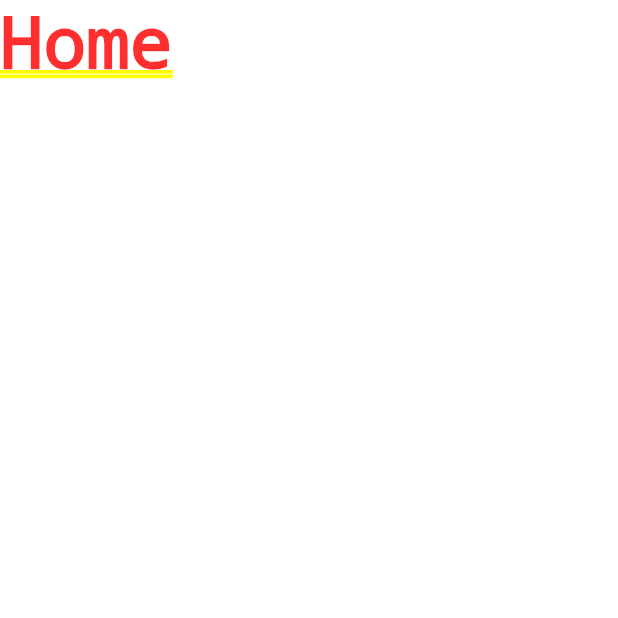
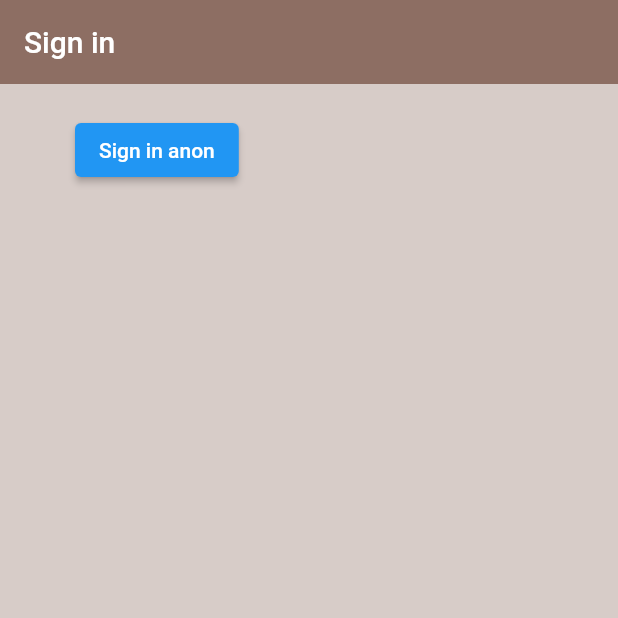
Before and after one commit to Donikannerr/firebase_first_steps, a Flutter app: the screen it shows after launch, on a phone screen of 412 x 824 dp, the top half of it. Run offline on Flutter 3.47's test engine with Material 2 defaults, Android fonts, the phone set to English and light mode, and no system bars; our stand-ins replace firebase_auth; accounts and stored records are empty.

Commit message:
add sign_in_anonym

```diff
--- a/lib/screens/authenticate/authenticate.dart
+++ b/lib/screens/authenticate/authenticate.dart
@@ -1,3 +1,4 @@
+import 'package:firebase_first_steps/screens/authenticate/sing_in.dart';
 import 'package:flutter/material.dart';
 
 class Authenticate extends StatefulWidget {
@@ -9,7 +10,7 @@ class _AuthenticateState extends State<Authenticate> {
   @override
   Widget build(BuildContext context) {
     return Container(
-      child: Text('authenticate'),
+      child: SignIn(),
     );
   }
 }
--- /dev/null
+++ b/lib/screens/authenticate/sing_in.dart
@@ -0,0 +1,40 @@
+import 'package:firebase_first_steps/services/auth.dart';
+import 'package:flutter/material.dart';
+
+class SignIn extends StatefulWidget {
+  @override
+  _SignInState createState() => _SignInState();
+}
+
+class _SignInState extends State<SignIn> {
+  // erstell ein objekt der Klasse AuthService
+  final AuthService _auth = new AuthService();
+
+  @override
+  Widget build(BuildContext context) {
+    return Scaffold(
+      backgroundColor: Colors.brown[100],
+      appBar: AppBar(
+        backgroundColor: Colors.brown[400],
+        elevation: 0.0,
+        title: Text('Sign in'),
+      ),
+      body: Container(
+        padding: EdgeInsets.symmetric(vertical: 20.0, horizontal: 50.0),
+        child: ElevatedButton(
+          child: Text('Sign in anon'),
+          // Wenn auf Knopf gedrückt wird, führe Funktion signInAnon aus
+          onPressed: () async {
+            dynamic result = await _auth.signInAnon();
+            if (result == null) {
+              print('error signing in');
+            } else {
+              print('signing in');
+              print(result);
+            }
+          },
+        ),
+      ),
+    );
+  }
+}
--- a/lib/screens/wrapper.dart
+++ b/lib/screens/wrapper.dart
@@ -1,10 +1,10 @@
-import 'package:firebase_first_steps/screens/home/home.dart';
+import 'package:firebase_first_steps/screens/authenticate/authenticate.dart';
 import 'package:flutter/material.dart';
 
 class Wrapper extends StatelessWidget {
   @override
   Widget build(BuildContext context) {
     //return either Home or Authenticate widget
-    return new Home();
+    return new Authenticate();
   }
 }
```
